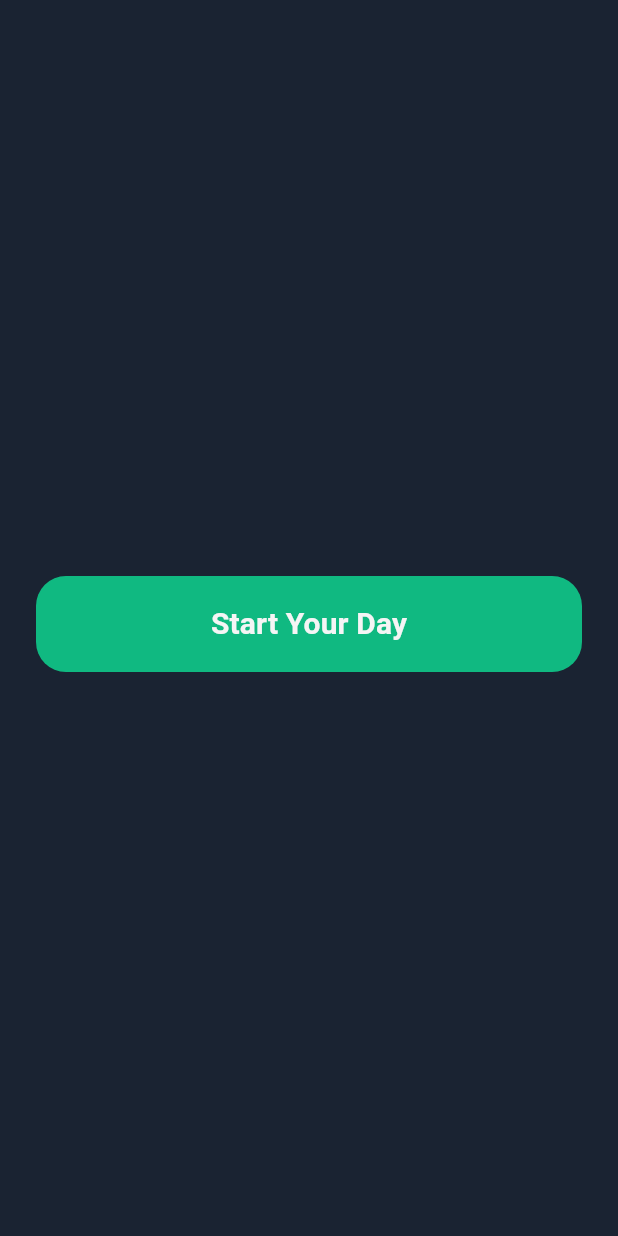
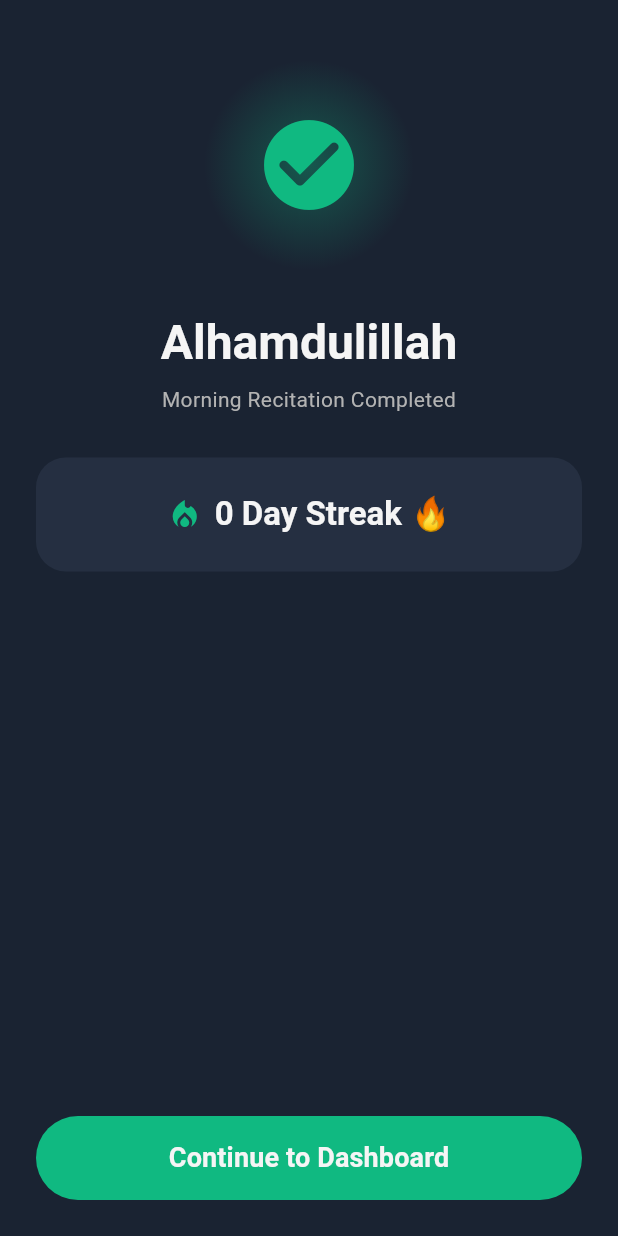
Before and after one commit to khan-builds-tech/TarteelRise, a Flutter app: the StreakSuccessScreen screen opened directly, on a phone screen of 412 x 824 dp. Run offline on Flutter 3.47's test engine with Material 3 defaults, Android fonts, the phone set to English and light mode, and no system bars; our stand-ins replace flutter_riverpod, hive, hive_flutter, just_audio, permission_handler, speech_to_text; missing offline and left inert: alarm; accounts and stored records are empty.

Commit message:
feat: edited theme and active alarm screen

```diff
--- a/lib/theme/app_theme.dart
+++ b/lib/theme/app_theme.dart
@@ -9,6 +9,7 @@ class AppColors {
   static const Color primaryBackground = Color(0xFF1A2332);
   static const Color accentEmerald = Color(0xFF10B981);
   static const Color surfaceElevated = Color(0xFF1E1E1E);
+  static const Color cardSurface = Color(0xFF252F41);
   static const Color textPrimary = Color(0xFFF5F5F5);
 }
 
--- a/lib/ui/screens/alarm_active_screen.dart
+++ b/lib/ui/screens/alarm_active_screen.dart
@@ -720,27 +720,6 @@ class HighlightedWordText extends StatelessWidget {
   }
 }
 
-class StartYourDayButton extends StatelessWidget {
-  final VoidCallback onPressed;
-
-  const StartYourDayButton({super.key, required this.onPressed});
-
-  @override
-  Widget build(BuildContext context) {
-    return SizedBox(
-      width: double.infinity,
-      height: 64,
-      child: FilledButton(
-        onPressed: onPressed,
-        child: const Text(
-          'Start Your Day',
-          style: TextStyle(fontSize: 20, fontWeight: FontWeight.w700),
-        ),
-      ),
-    );
-  }
-}
-
 /// Live digital clock, ticking every second. Isolated into its own
 /// [StatefulWidget] so only this subtree rebuilds each second rather than
 /// the whole screen.
--- a/lib/ui/screens/streak_success_screen.dart
+++ b/lib/ui/screens/streak_success_screen.dart
@@ -1,9 +1,12 @@
 import 'package:flutter/material.dart';
+import 'package:flutter/services.dart' show HapticFeedback;
 import 'package:flutter_riverpod/flutter_riverpod.dart';
 
 import '../../models/active_alarm_session.dart';
 import '../../providers/alarm_state_provider.dart';
-import 'alarm_active_screen.dart' show ArabicAyahCard, EmergencySnoozeBanner, StartYourDayButton;
+import '../../providers/dashboard_providers.dart';
+import '../../theme/app_theme.dart';
+import 'alarm_active_screen.dart' show EmergencySnoozeBanner;
 
 /// Shown the instant the state machine reaches `AlarmStateEnum.completed` —
 /// `AppNavigationWrapper` (see `main.dart`) hard-replaces the entire
@@ -13,41 +16,73 @@ import 'alarm_active_screen.dart' show ArabicAyahCard, EmergencySnoozeBanner, St
 /// Reads `alarmStateProvider` directly (no constructor params), the same
 /// convention `AlarmActiveScreen` follows, since both are pushed by the same
 /// state-driven router rather than given data explicitly.
-class StreakSuccessScreen extends ConsumerWidget {
+class StreakSuccessScreen extends ConsumerStatefulWidget {
   const StreakSuccessScreen({super.key});
 
   @override
-  Widget build(BuildContext context, WidgetRef ref) {
+  ConsumerState<StreakSuccessScreen> createState() => _StreakSuccessScreenState();
+}
+
+class _StreakSuccessScreenState extends ConsumerState<StreakSuccessScreen> {
+  @override
+  void initState() {
+    super.initState();
+    HapticFeedback.mediumImpact();
+    // The dashboard's UserStatsNotifier only refreshes on the *next*
+    // idle transition (see AppNavigationWrapper) — refresh it here too so
+    // the streak count shown on this screen reflects the recitation that
+    // just completed, not whatever was cached before it.
+    ref.read(userStatsProvider.notifier).refresh();
+  }
+
+  @override
+  Widget build(BuildContext context) {
     final ActiveAlarmSession? session = ref.watch(alarmStateProvider).session;
+    final int streakCount = ref.watch(userStatsProvider).streakCount;
 
     return Scaffold(
+      backgroundColor: AppColors.primaryBackground,
       body: SafeArea(
         child: Padding(
           padding: const EdgeInsets.fromLTRB(24, 32, 24, 24),
-          child: session == null
-              ? Center(
-                  child: StartYourDayButton(
-                    onPressed: () => ref.read(alarmStateProvider.notifier).resetToIdle(),
+          child: Column(
+            children: [
+              Expanded(
+                child: SingleChildScrollView(
+                  child: Column(
+                    children: [
+                      const SizedBox(height: 8),
+                      const _GlowingCheckmark(),
+                      const SizedBox(height: 28),
+                      Text(
+                        'Alhamdulillah',
+                        textAlign: TextAlign.center,
+                        style: Theme.of(context).textTheme.headlineLarge,
                       ),
-                )
-              : Column(
-                  children: [
-                    const SizedBox(height: 16),
-                    if (session.completedViaEmergencyFallback) ...[
+                      const SizedBox(height: 8),
+                      Text(
+                        'Morning Recitation Completed',
+                        textAlign: TextAlign.center,
+                        style: Theme.of(context).textTheme.bodyMedium,
+                      ),
+                      const SizedBox(height: 28),
+                      if (session?.completedViaEmergencyFallback ?? false) ...[
                         const EmergencySnoozeBanner(),
                         const SizedBox(height: 16),
                       ],
-                    ArabicAyahCard(
-                      arabicText: session.currentAyahArabic,
-                      translation: session.currentAyahTranslation,
-                      matchedWordFlags: session.matchedWordFlags,
-                      translationMatchedWordFlags: session.translationMatchedWordFlags,
+                      _StreakCard(
+                        streakCount: streakCount,
+                        arabicText: session?.currentAyahArabic,
+                        translation: session?.currentAyahTranslation,
                       ),
-                    const Spacer(),
-                    StartYourDayButton(
+                    ],
+                  ),
+                ),
+              ),
+              const SizedBox(height: 16),
+              _ContinueToDashboardButton(
                 onPressed: () => ref.read(alarmStateProvider.notifier).resetToIdle(),
               ),
-                    const SizedBox(height: 16),
             ],
           ),
         ),
@@ -55,3 +90,135 @@ class StreakSuccessScreen extends ConsumerWidget {
     );
   }
 }
+
+/// Emerald checkmark on a soft radial glow, scaling in on entrance.
+class _GlowingCheckmark extends StatelessWidget {
+  const _GlowingCheckmark();
+
+  @override
+  Widget build(BuildContext context) {
+    return TweenAnimationBuilder<double>(
+      tween: Tween<double>(begin: 0.4, end: 1.0),
+      duration: const Duration(milliseconds: 600),
+      curve: Curves.elasticOut,
+      builder: (BuildContext context, double scale, Widget? child) {
+        return Transform.scale(scale: scale, child: child);
+      },
+      child: Container(
+        width: 140,
+        height: 140,
+        alignment: Alignment.center,
+        decoration: BoxDecoration(
+          shape: BoxShape.circle,
+          gradient: RadialGradient(
+            colors: <Color>[
+              AppColors.accentEmerald.withValues(alpha: 0.35),
+              AppColors.accentEmerald.withValues(alpha: 0.0),
+            ],
+          ),
+        ),
+        child: const Icon(
+          Icons.check_circle_rounded,
+          color: AppColors.accentEmerald,
+          size: 72,
+        ),
+      ),
+    );
+  }
+}
+
+/// Center card: streak count plus a compact "memory badge" of the Ayah
+/// recited to complete today's alarm.
+class _StreakCard extends StatelessWidget {
+  final int streakCount;
+  final String? arabicText;
+  final String? translation;
+
+  const _StreakCard({
+    required this.streakCount,
+    required this.arabicText,
+    required this.translation,
+  });
+
+  @override
+  Widget build(BuildContext context) {
+    return Container(
+      width: double.infinity,
+      padding: const EdgeInsets.all(24),
+      decoration: BoxDecoration(
+        color: AppColors.cardSurface,
+        borderRadius: BorderRadius.circular(20),
+      ),
+      child: Column(
+        children: [
+          Row(
+            mainAxisAlignment: MainAxisAlignment.center,
+            children: <Widget>[
+              const Icon(Icons.local_fire_department, color: AppColors.accentEmerald),
+              const SizedBox(width: 8),
+              Text(
+                '$streakCount Day Streak 🔥',
+                style: Theme.of(context).textTheme.titleLarge,
+              ),
+            ],
+          ),
+          if (arabicText != null && arabicText!.isNotEmpty) ...[
+            const SizedBox(height: 20),
+            const Divider(color: Colors.white12, height: 1),
+            const SizedBox(height: 20),
+            Text(
+              "Today's Ayah",
+              style: Theme.of(context).textTheme.bodyMedium,
+            ),
+            const SizedBox(height: 8),
+            Directionality(
+              textDirection: TextDirection.rtl,
+              child: Text(
+                arabicText!,
+                textAlign: TextAlign.center,
+                maxLines: 3,
+                overflow: TextOverflow.ellipsis,
+                style: AppTextStyles.arabicAyah.copyWith(fontSize: 22, height: 1.6),
+              ),
+            ),
+            if (translation != null && translation!.isNotEmpty) ...[
+              const SizedBox(height: 8),
+              Text(
+                translation!,
+                textAlign: TextAlign.center,
+                maxLines: 2,
+                overflow: TextOverflow.ellipsis,
+                style: Theme.of(context).textTheme.bodyMedium,
+              ),
+            ],
+          ],
+        ],
+      ),
+    );
+  }
+}
+
+class _ContinueToDashboardButton extends StatelessWidget {
+  final VoidCallback onPressed;
+
+  const _ContinueToDashboardButton({required this.onPressed});
+
+  @override
+  Widget build(BuildContext context) {
+    return SizedBox(
+      width: double.infinity,
+      height: 56,
+      child: FilledButton(
+        onPressed: onPressed,
+        style: FilledButton.styleFrom(
+          shape: const StadiumBorder(),
+          backgroundColor: AppColors.accentEmerald,
+        ),
+        child: const Text(
+          'Continue to Dashboard',
+          style: TextStyle(fontSize: 18, fontWeight: FontWeight.w700),
+        ),
+      ),
+    );
+  }
+}
```
Lines whose indentation alone changed are shown as unchanged.
